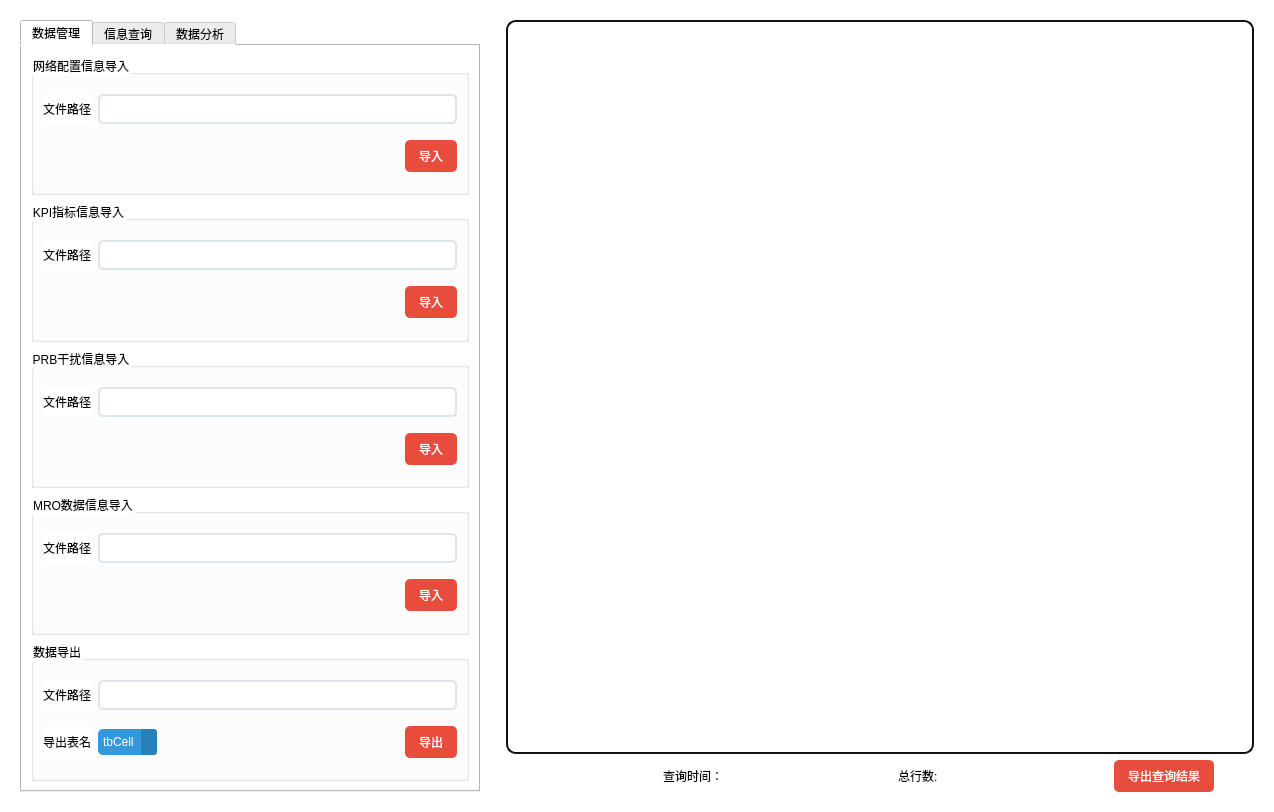
This is src/management.ui in Connor1996/DatabaseExpr as Qt 5 draws it before an edit. The edited form follows.
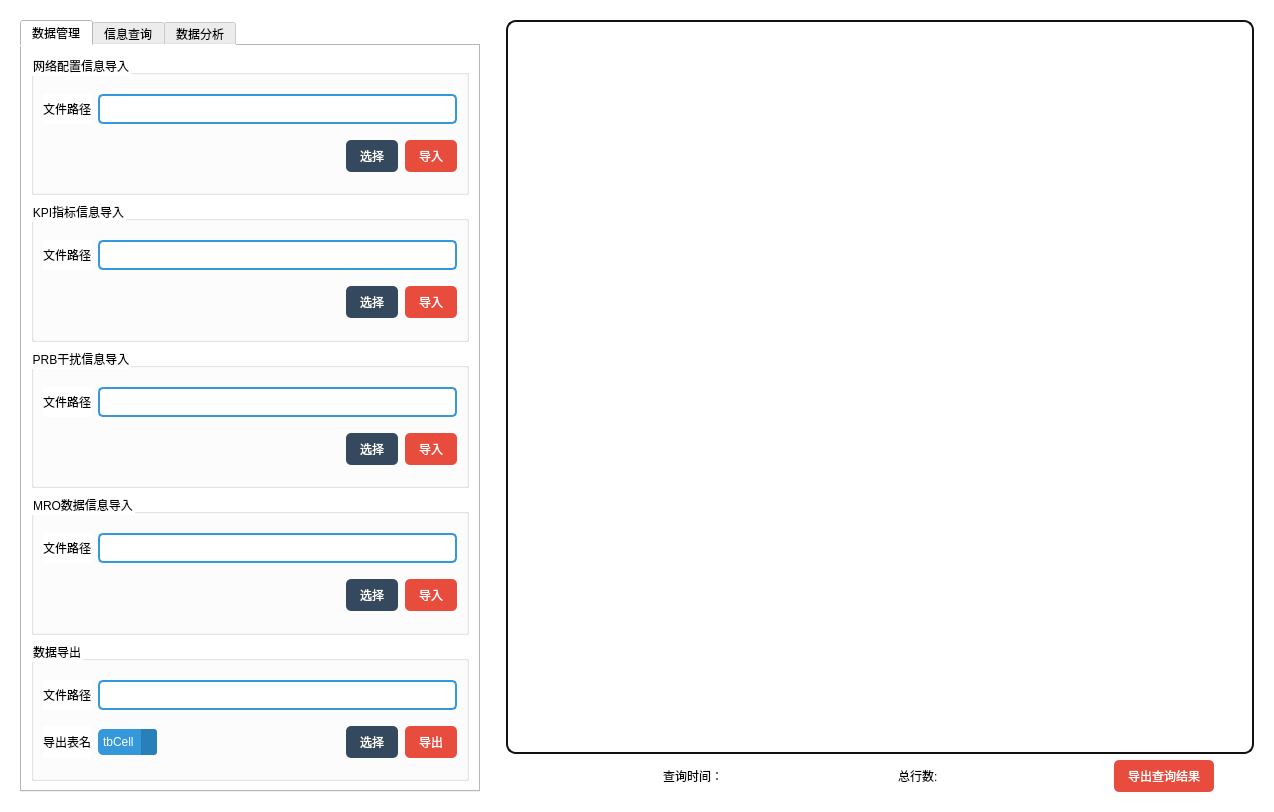
This is the edited form. The open tabs and pages were chosen to show the change. Icons and pictures are not drawn.

Commit message: add path select dialog

Patch:
```diff
--- a/src/management.ui
+++ b/src/management.ui
@@ -111,6 +111,9 @@
                 </item>
                 <item>
                  <widget class="QLineEdit" name="importCellEdit">
+                  <property name="enabled">
+                   <bool>true</bool>
+                  </property>
                   <property name="sizePolicy">
                    <sizepolicy hsizetype="Minimum" vsizetype="Fixed">
                     <horstretch>0</horstretch>
@@ -119,7 +122,7 @@
                   </property>
                   <property name="styleSheet">
                    <string notr="true">QLineEdit{border-style:none;padding:5px;border-radius:5px;border:2px solid #DCE4EC;}
-QLineEdit:focus{border:2px solid #3498DB;}</string>
+QLineEdit{border:2px solid #3498DB;}</string>
                   </property>
                  </widget>
                 </item>
@@ -146,6 +149,27 @@
                   </property>
                  </spacer>
                 </item>
+                <item>
+                 <widget class="QPushButton" name="chooseFilePath_Cell">
+                  <property name="sizePolicy">
+                   <sizepolicy hsizetype="Maximum" vsizetype="Fixed">
+                    <horstretch>0</horstretch>
+                    <verstretch>0</verstretch>
+                   </sizepolicy>
+                  </property>
+                  <property name="layoutDirection">
+                   <enum>Qt::LeftToRight</enum>
+                  </property>
+                  <property name="styleSheet">
+                   <string notr="true">QPushButton{border-style:none;padding:7px;border-radius:5px;color:#FFFFFF;background:#34495E;}
+QPushButton:hover{color:#F0F0F0;background:#4E6D8C;}QPushButton:pressed{color:#B8C6D1;background:#2D3E50;}
+</string>
+                  </property>
+                  <property name="text">
+                   <string>  选择  </string>
+                  </property>
+                 </widget>
+                </item>
                 <item>
                  <widget class="QPushButton" name="importCell">
                   <property name="sizePolicy">
@@ -206,6 +230,9 @@
                 </item>
                 <item>
                  <widget class="QLineEdit" name="importKPIEdit">
+                  <property name="enabled">
+                   <bool>true</bool>
+                  </property>
                   <property name="sizePolicy">
                    <sizepolicy hsizetype="Minimum" vsizetype="Fixed">
                     <horstretch>0</horstretch>
@@ -214,7 +241,7 @@
                   </property>
                   <property name="styleSheet">
                    <string notr="true">QLineEdit{border-style:none;padding:5px;border-radius:5px;border:2px solid #DCE4EC;}
-QLineEdit:focus{border:2px solid #3498DB;}</string>
+QLineEdit{border:2px solid #3498DB;}</string>
                   </property>
                  </widget>
                 </item>
@@ -241,6 +268,27 @@
                   </property>
                  </spacer>
                 </item>
+                <item>
+                 <widget class="QPushButton" name="chooseFilePath_KPI">
+                  <property name="sizePolicy">
+                   <sizepolicy hsizetype="Maximum" vsizetype="Fixed">
+                    <horstretch>0</horstretch>
+                    <verstretch>0</verstretch>
+                   </sizepolicy>
+                  </property>
+                  <property name="layoutDirection">
+                   <enum>Qt::LeftToRight</enum>
+                  </property>
+                  <property name="styleSheet">
+                   <string notr="true">QPushButton{border-style:none;padding:7px;border-radius:5px;color:#FFFFFF;background:#34495E;}
+QPushButton:hover{color:#F0F0F0;background:#4E6D8C;}QPushButton:pressed{color:#B8C6D1;background:#2D3E50;}
+</string>
+                  </property>
+                  <property name="text">
+                   <string>  选择  </string>
+                  </property>
+                 </widget>
+                </item>
                 <item>
                  <widget class="QPushButton" name="importKPI">
                   <property name="sizePolicy">
@@ -300,7 +348,10 @@
                  </widget>
                 </item>
                 <item>
-                 <widget class="QLineEdit" name="userIdEdit_10">
+                 <widget class="QLineEdit" name="importPRBEdit">
+                  <property name="enabled">
+                   <bool>true</bool>
+                  </property>
                   <property name="sizePolicy">
                    <sizepolicy hsizetype="Minimum" vsizetype="Fixed">
                     <horstretch>0</horstretch>
@@ -309,7 +360,7 @@
                   </property>
                   <property name="styleSheet">
                    <string notr="true">QLineEdit{border-style:none;padding:5px;border-radius:5px;border:2px solid #DCE4EC;}
-QLineEdit:focus{border:2px solid #3498DB;}</string>
+QLineEdit{border:2px solid #3498DB;}</string>
                   </property>
                  </widget>
                 </item>
@@ -336,6 +387,27 @@
                   </property>
                  </spacer>
                 </item>
+                <item>
+                 <widget class="QPushButton" name="chooseFilePath_PRB">
+                  <property name="sizePolicy">
+                   <sizepolicy hsizetype="Maximum" vsizetype="Fixed">
+                    <horstretch>0</horstretch>
+                    <verstretch>0</verstretch>
+                   </sizepolicy>
+                  </property>
+                  <property name="layoutDirection">
+                   <enum>Qt::LeftToRight</enum>
+                  </property>
+                  <property name="styleSheet">
+                   <string notr="true">QPushButton{border-style:none;padding:7px;border-radius:5px;color:#FFFFFF;background:#34495E;}
+QPushButton:hover{color:#F0F0F0;background:#4E6D8C;}QPushButton:pressed{color:#B8C6D1;background:#2D3E50;}
+</string>
+                  </property>
+                  <property name="text">
+                   <string>  选择  </string>
+                  </property>
+                 </widget>
+                </item>
                 <item>
                  <widget class="QPushButton" name="importPRB">
                   <property name="sizePolicy">
@@ -396,6 +468,9 @@
                 </item>
                 <item>
                  <widget class="QLineEdit" name="importMROEdit">
+                  <property name="enabled">
+                   <bool>true</bool>
+                  </property>
                   <property name="sizePolicy">
                    <sizepolicy hsizetype="Minimum" vsizetype="Fixed">
                     <horstretch>0</horstretch>
@@ -404,7 +479,7 @@
                   </property>
                   <property name="styleSheet">
                    <string notr="true">QLineEdit{border-style:none;padding:5px;border-radius:5px;border:2px solid #DCE4EC;}
-QLineEdit:focus{border:2px solid #3498DB;}</string>
+QLineEdit{border:2px solid #3498DB;}</string>
                   </property>
                  </widget>
                 </item>
@@ -431,6 +506,27 @@
                   </property>
                  </spacer>
                 </item>
+                <item>
+                 <widget class="QPushButton" name="chooseFilePath_MRO">
+                  <property name="sizePolicy">
+                   <sizepolicy hsizetype="Maximum" vsizetype="Fixed">
+                    <horstretch>0</horstretch>
+                    <verstretch>0</verstretch>
+                   </sizepolicy>
+                  </property>
+                  <property name="layoutDirection">
+                   <enum>Qt::LeftToRight</enum>
+                  </property>
+                  <property name="styleSheet">
+                   <string notr="true">QPushButton{border-style:none;padding:7px;border-radius:5px;color:#FFFFFF;background:#34495E;}
+QPushButton:hover{color:#F0F0F0;background:#4E6D8C;}QPushButton:pressed{color:#B8C6D1;background:#2D3E50;}
+</string>
+                  </property>
+                  <property name="text">
+                   <string>  选择  </string>
+                  </property>
+                 </widget>
+                </item>
                 <item>
                  <widget class="QPushButton" name="importMRO">
                   <property name="sizePolicy">
@@ -490,7 +586,7 @@
                  </widget>
                 </item>
                 <item>
-                 <widget class="QLineEdit" name="importPRBEdit">
+                 <widget class="QLineEdit" name="exportFilePathEdit">
                   <property name="sizePolicy">
                    <sizepolicy hsizetype="Minimum" vsizetype="Fixed">
                     <horstretch>0</horstretch>
@@ -499,7 +595,7 @@
                   </property>
                   <property name="styleSheet">
                    <string notr="true">QLineEdit{border-style:none;padding:5px;border-radius:5px;border:2px solid #DCE4EC;}
-QLineEdit:focus{border:2px solid #3498DB;}</string>
+QLineEdit{border:2px solid #3498DB;}</string>
                   </property>
                  </widget>
                 </item>
@@ -583,6 +679,27 @@
                   </property>
                  </spacer>
                 </item>
+                <item>
+                 <widget class="QPushButton" name="chooseExportPath">
+                  <property name="sizePolicy">
+                   <sizepolicy hsizetype="Maximum" vsizetype="Fixed">
+                    <horstretch>0</horstretch>
+                    <verstretch>0</verstretch>
+                   </sizepolicy>
+                  </property>
+                  <property name="layoutDirection">
+                   <enum>Qt::LeftToRight</enum>
+                  </property>
+                  <property name="styleSheet">
+                   <string notr="true">QPushButton{border-style:none;padding:7px;border-radius:5px;color:#FFFFFF;background:#34495E;}
+QPushButton:hover{color:#F0F0F0;background:#4E6D8C;}QPushButton:pressed{color:#B8C6D1;background:#2D3E50;}
+</string>
+                  </property>
+                  <property name="text">
+                   <string>  选择  </string>
+                  </property>
+                 </widget>
+                </item>
                 <item>
                  <widget class="QPushButton" name="exportTable">
                   <property name="sizePolicy">
```
Left out of the diff: 30 changed lines with no effect on the pictures. The commit also changes 1 other file.
